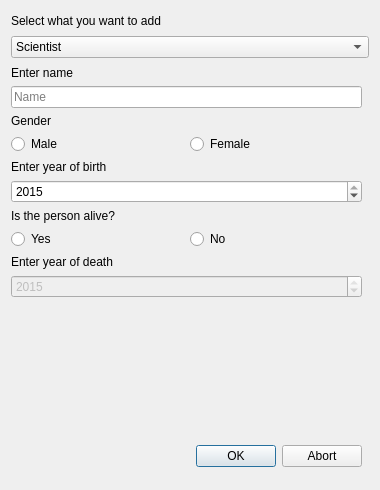
Above: VLNvika3/addentry.ui from Gylfian/VLN-vika-3 before the change. Below: the same form after it.
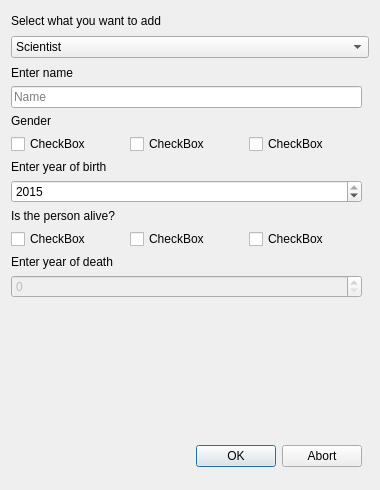
That is the form after the change. The open tabs and pages were chosen to show the change.

```diff
--- a/VLNvika3/addentry.ui
+++ b/VLNvika3/addentry.ui
@@ -221,16 +221,23 @@
         <item>
          <layout class="QHBoxLayout" name="horizontalLayout_3">
           <item>
-           <widget class="QRadioButton" name="sciMaleButton">
+           <widget class="QCheckBox" name="checkBox_3">
             <property name="text">
-             <string>Male</string>
+             <string>CheckBox</string>
             </property>
            </widget>
           </item>
           <item>
-           <widget class="QRadioButton" name="sciFemaleButton">
+           <widget class="QCheckBox" name="checkBox_2">
             <property name="text">
-             <string>Female</string>
+             <string>CheckBox</string>
+            </property>
+           </widget>
+          </item>
+          <item>
+           <widget class="QCheckBox" name="checkBox">
+            <property name="text">
+             <string>CheckBox</string>
             </property>
            </widget>
           </item>
@@ -278,12 +285,16 @@
         <item>
          <layout class="QHBoxLayout" name="horizontalLayout_2">
           <item>
-           <widget class="QRadioButton" name="sciAlivButton">
+           <widget class="QCheckBox" name="checkBox_6">
             <property name="text">
-             <string>Yes</string>
+             <string>CheckBox</string>
             </property>
-            <property name="checked">
-             <bool>false</bool>
+           </widget>
+          </item>
+          <item>
+           <widget class="QCheckBox" name="checkBox_5">
+            <property name="text">
+             <string>CheckBox</string>
             </property>
             <attribute name="buttonGroup">
              <string notr="true">buttonGroup</string>
@@ -291,9 +302,9 @@
            </widget>
           </item>
           <item>
-           <widget class="QRadioButton" name="sciDeadButton">
+           <widget class="QCheckBox" name="checkBox_4">
             <property name="text">
-             <string>No</string>
+             <string>CheckBox</string>
             </property>
             <attribute name="buttonGroup">
              <string notr="true">buttonGroup</string>
@@ -318,7 +329,7 @@
            <number>2015</number>
           </property>
           <property name="value">
-           <number>2015</number>
+           <number>0</number>
           </property>
          </widget>
         </item>
```
Left out of the diff: 25 changed lines with no effect on the pictures.
